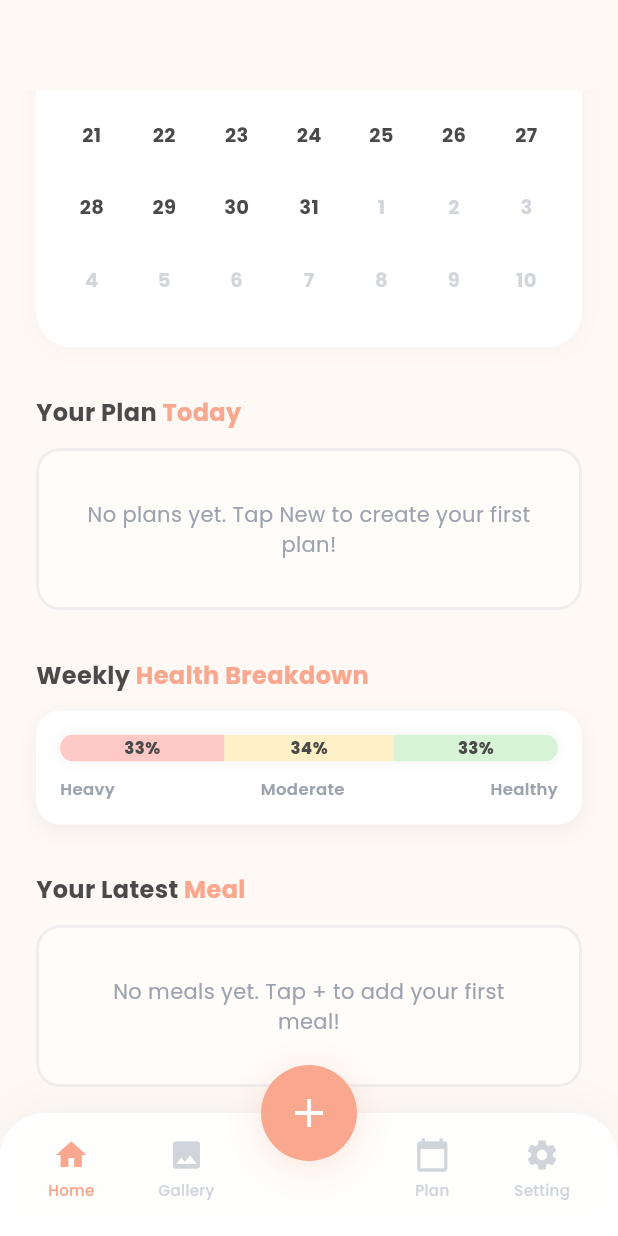
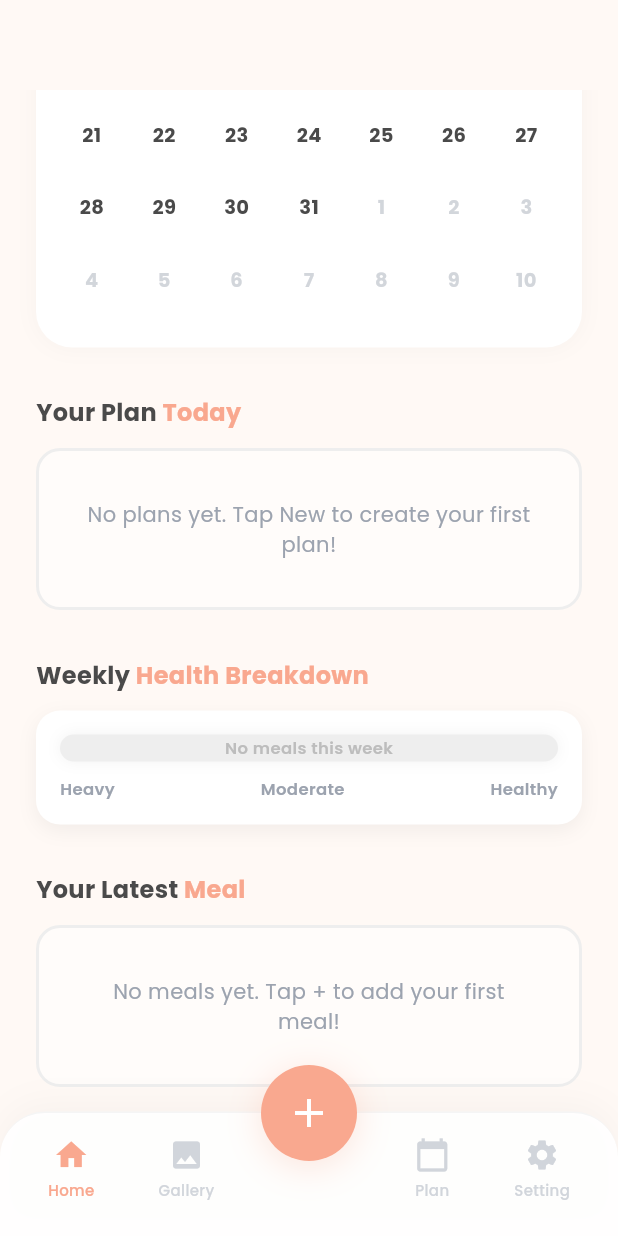
Before and after one commit to gincole/mealtion, a Flutter app: the MealtionHomePage screen opened directly, scrolled down 325 dp, on a phone screen of 412 x 824 dp. Run offline on Flutter 3.47's test engine with Material 3 defaults, Android fonts, the phone set to English and light mode, and no system bars; our stand-ins replace flutter_secure_storage, flutter_svg, google_fonts, image_picker; accounts and stored records are empty.

Commit message:
fix: ui layout

```diff
--- a/mealtion/lib/app/app_state.dart
+++ b/mealtion/lib/app/app_state.dart
@@ -283,7 +283,7 @@ class AppState extends ChangeNotifier {
     }).toList();
 
     if (weekMeals.isEmpty) {
-      return {'healthy': 0.33, 'moderate': 0.34, 'heavy': 0.33};
+      return {'healthy': 0.0, 'moderate': 0.0, 'heavy': 0.0, 'empty': 1.0};
     }
 
     int green = 0, yellow = 0, red = 0;
@@ -303,9 +303,10 @@ class AppState extends ChangeNotifier {
 
     final total = green + yellow + red;
     return {
-      'healthy': total > 0 ? green / total : 0.33,
-      'moderate': total > 0 ? yellow / total : 0.34,
-      'heavy': total > 0 ? red / total : 0.33,
+      'healthy': total > 0 ? green / total : 0.0,
+      'moderate': total > 0 ? yellow / total : 0.0,
+      'heavy': total > 0 ? red / total : 0.0,
+      'empty': 0.0,
     };
   }
 
--- a/mealtion/lib/features/home/mealtion_home_page.dart
+++ b/mealtion/lib/features/home/mealtion_home_page.dart
@@ -203,7 +203,6 @@ class _MealtionHomePageState extends State<MealtionHomePage> {
 
 class _HomeView extends StatelessWidget {
   const _HomeView({
-    super.key,
     required this.meals,
     required this.plans,
     required this.onOpenMealDetail,
@@ -373,9 +372,10 @@ class _HomeView extends StatelessWidget {
                   ],
                 ),
                 child: HealthBreakdownBar(
-                  healthyRatio: breakdown['healthy'] ?? 0.33,
-                  moderateRatio: breakdown['moderate'] ?? 0.34,
-                  heavyRatio: breakdown['heavy'] ?? 0.33,
+                  healthyRatio: breakdown['healthy'] ?? 0.0,
+                  moderateRatio: breakdown['moderate'] ?? 0.0,
+                  heavyRatio: breakdown['heavy'] ?? 0.0,
+                  isEmpty: breakdown['empty'] == 1.0,
                 ),
               ),
 
--- a/mealtion/lib/features/home/widgets/health_breakdown.dart
+++ b/mealtion/lib/features/home/widgets/health_breakdown.dart
@@ -7,15 +7,55 @@ class HealthBreakdownBar extends StatelessWidget {
     this.healthyRatio = 0.50,
     this.moderateRatio = 0.25,
     this.heavyRatio = 0.25,
+    this.isEmpty = false,
   });
 
   // Adjust the ratios here (should sum to 1.0)
   final double healthyRatio;   // e.g. 0.50 = 50%
   final double moderateRatio;  // e.g. 0.25 = 25%
   final double heavyRatio;     // e.g. 0.25 = 25%
+  final bool isEmpty;
 
   @override
   Widget build(BuildContext context) {
+    // Show gray empty bar when no meals
+    if (isEmpty) {
+      return Column(
+        crossAxisAlignment: CrossAxisAlignment.start,
+        children: [
+          Container(
+            height: 18,
+            decoration: BoxDecoration(
+              color: Colors.grey[200],
+              borderRadius: BorderRadius.circular(999),
+              boxShadow: [
+                BoxShadow(color: Colors.black.withOpacity(0.05), blurRadius: 8),
+              ],
+            ),
+            child: Center(
+              child: Text(
+                'No meals this week',
+                style: TextStyle(
+                  fontSize: 11,
+                  fontWeight: FontWeight.w600,
+                  color: Colors.grey[400],
+                ),
+              ),
+            ),
+          ),
+          const SizedBox(height: 10),
+          Row(
+            mainAxisAlignment: MainAxisAlignment.spaceBetween,
+            children: const [
+              _Legend(text: 'Heavy'),
+              _Legend(text: 'Moderate'),
+              _Legend(text: 'Healthy'),
+            ],
+          ),
+        ],
+      );
+    }
+
     int flexFrom(double r) => (r * 100).round().clamp(1, 100);
 
     final healthyFlex = flexFrom(healthyRatio);
```
Also changed, not shown: mealtion/lib/features/home/modals/add_meal_modal.dart (+25 -9 lines).
